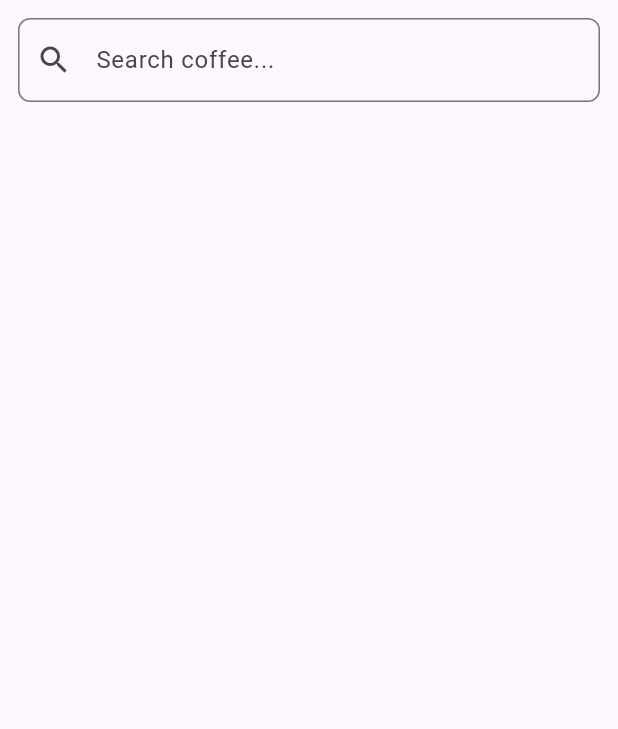
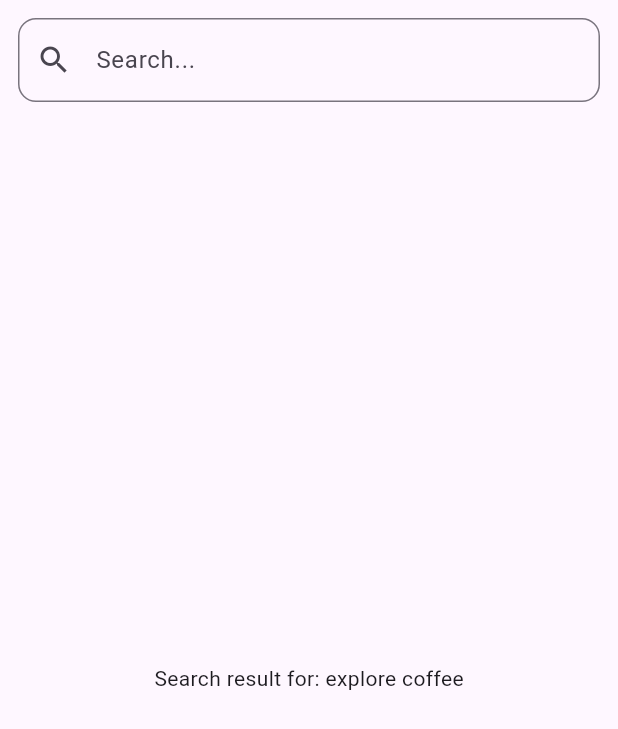
Before and after one commit to KALU56/Coffee-Shop, a Flutter app: the screen it shows after launch, on a phone screen of 412 x 824 dp. Shown: the top 729 px of the screen. Run offline on Flutter 3.47's test engine with Material 3 defaults, Android fonts, the phone set to English and light mode, and no system bars.

Commit message:
feat: add search

```diff
--- a/coffee_shop/lib/screens/home_screen.dart
+++ b/coffee_shop/lib/screens/home_screen.dart
@@ -1,5 +1,6 @@
-import 'package:coffee_shop/widgets/search_bar.dart' as custom_widgets;
+import 'package:coffee_shop/widgets/search_bar.dart';
 import 'package:flutter/material.dart';
+
 
 class HomeScreen extends StatefulWidget {
   const HomeScreen({super.key});
@@ -9,13 +10,7 @@ class HomeScreen extends StatefulWidget {
 }
 
 class _HomeScreenState extends State<HomeScreen> {
-  String searchTerm = '';
-
-  void handleSearch(String query) {
-    setState(() {
-      searchTerm = query;
-    });
-  }
+  String searchQuery = 'explore coffee';
 
   @override
   Widget build(BuildContext context) {
@@ -23,8 +18,19 @@ class _HomeScreenState extends State<HomeScreen> {
       body: SafeArea(
         child: Column(
           children: [
-            custom_widgets.SearchBar(onSearch: handleSearch), // Use the widget here
-
+            CustomSearchBar(
+              onChanged: (value) {
+                setState(() {
+                  searchQuery = value;
+                });
+              },
+            ),
+            // You can use searchQuery to filter content below
+            Expanded(
+              child: Center(
+                child: Text('Search result for: $searchQuery'),
+              ),
+            ),
           ],
         ),
       ),
--- a/coffee_shop/lib/widgets/search_bar.dart
+++ b/coffee_shop/lib/widgets/search_bar.dart
@@ -1,21 +1,23 @@
 import 'package:flutter/material.dart';
 
-class SearchBar extends StatelessWidget {
-  final ValueChanged<String> onSearch;
+class CustomSearchBar extends StatelessWidget {
+  final ValueChanged<String>? onChanged;
 
-  const SearchBar({super.key, required this.onSearch});
+  const CustomSearchBar({super.key, this.onChanged});
 
   @override
   Widget build(BuildContext context) {
     return Padding(
       padding: const EdgeInsets.all(12.0),
       child: TextField(
+        onChanged: onChanged,
         decoration: InputDecoration(
-          hintText: 'Search coffee...',
+          hintText: 'Search...',
           prefixIcon: Icon(Icons.search),
-          border: OutlineInputBorder(borderRadius: BorderRadius.circular(8)),
+          border: OutlineInputBorder(
+            borderRadius: BorderRadius.circular(12),
+          ),
         ),
-        onChanged: onSearch,
       ),
     );
   }
```
